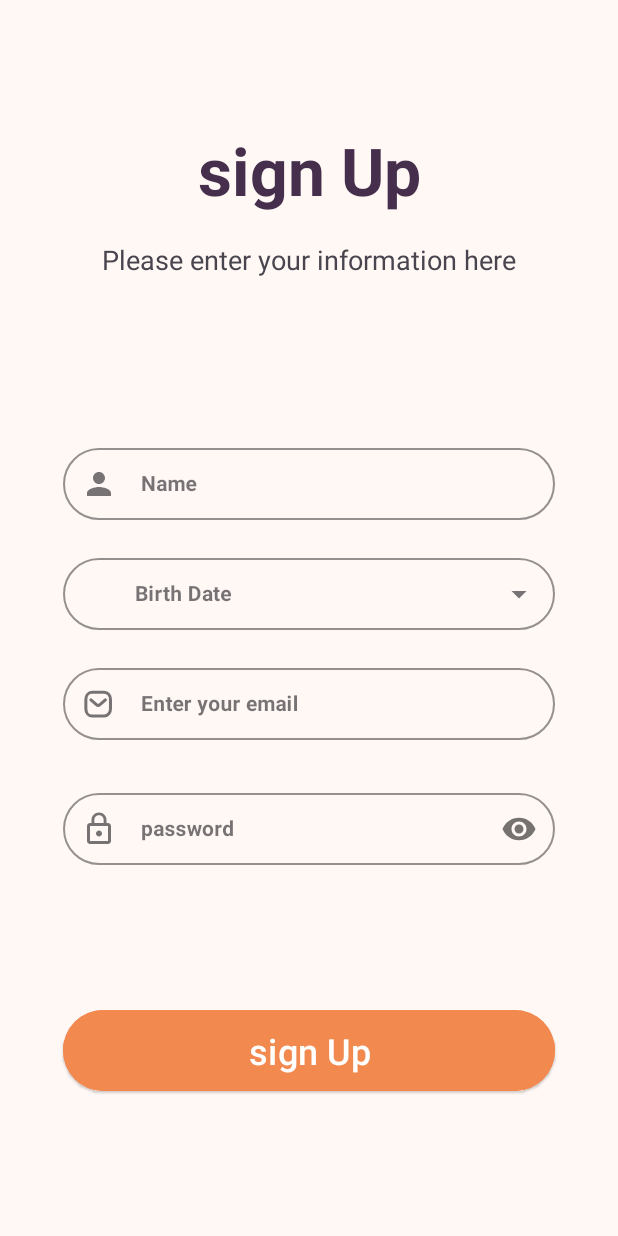
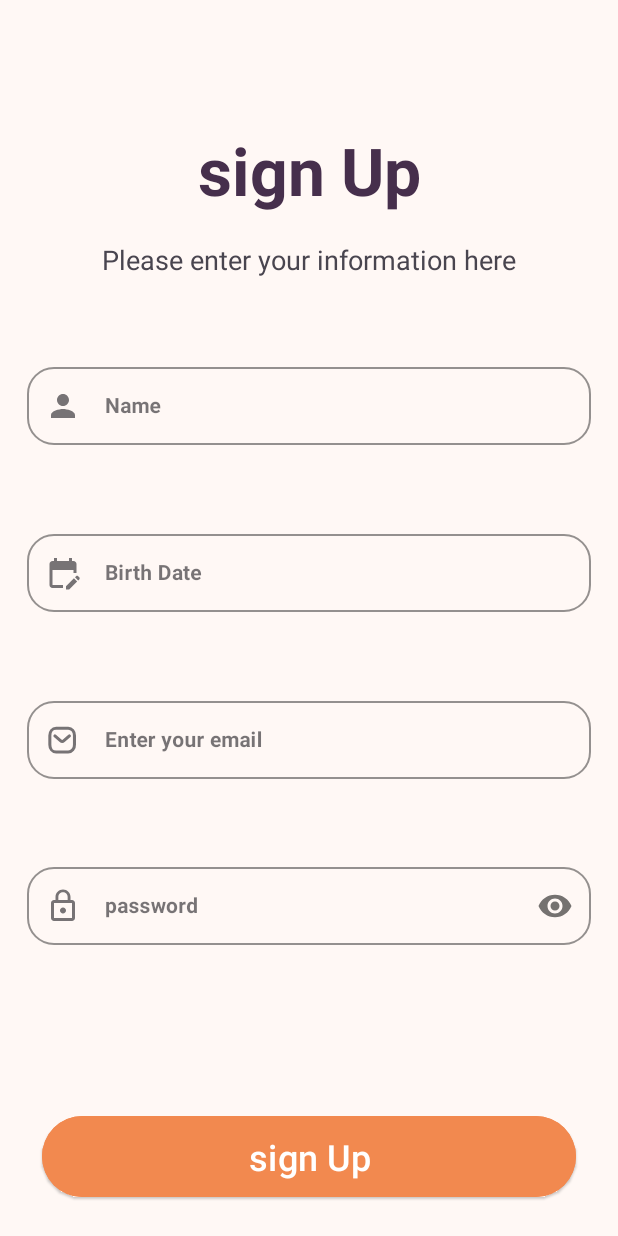
Before and after one commit to MoAwadeen/foodie, an Android app: the RegisterFragment screen opened through its navigation route, on a phone screen of 412 x 824 dp. Run offline under Robolectric (Android 15) with nearby library versions, the phone set to English and light mode, and no system bars; our stand-ins replace Room's generated code.

Commit message:
Date feature and update ui

```diff
--- /dev/null
+++ b/app/src/main/res/drawable/calendar_24.xml
@@ -0,0 +1,5 @@
+<vector xmlns:android="http://schemas.android.com/apk/res/android" android:height="24dp" android:tint="#000000" android:viewportHeight="24" android:viewportWidth="24" android:width="24dp">
+
+    <path android:fillColor="@android:color/white" android:pathData="M12,22H5c-1.11,0 -2,-0.9 -2,-2L3.01,6c0,-1.1 0.88,-2 1.99,-2h1V2h2v2h8V2h2v2h1c1.1,0 2,0.9 2,2v6h-2v-2H5v10h7V22zM22.13,16.99l0.71,-0.71c0.39,-0.39 0.39,-1.02 0,-1.41l-0.71,-0.71c-0.39,-0.39 -1.02,-0.39 -1.41,0l-0.71,0.71L22.13,16.99zM21.42,17.7l-5.3,5.3H14v-2.12l5.3,-5.3L21.42,17.7z"/>
+
+</vector>
--- a/app/src/main/res/layout/fragment_register.xml
+++ b/app/src/main/res/layout/fragment_register.xml
@@ -38,18 +38,21 @@
 
         android:layout_width="match_parent"
         android:layout_height="wrap_content"
-        android:layout_marginTop="108dp"
+        android:layout_marginStart="18dp"
+        android:layout_marginEnd="18dp"
+        android:layout_marginTop="32dp"
         android:hint="@string/name"
-        app:boxCornerRadiusBottomEnd="24dp"
-        app:boxCornerRadiusBottomStart="24dp"
-        app:boxCornerRadiusTopEnd="24dp"
-        app:boxCornerRadiusTopStart="24dp"
+        app:boxCornerRadiusBottomEnd="18dp"
+        app:boxCornerRadiusBottomStart="18dp"
+        app:boxCornerRadiusTopEnd="18dp"
+        app:boxCornerRadiusTopStart="18dp"
         app:boxStrokeColor="@color/orange"
         app:hintEnabled="true"
 
         app:hintTextColor="@color/purple"
         app:layout_constraintEnd_toEndOf="parent"
         app:layout_constraintStart_toStartOf="parent"
+        app:layout_constraintBottom_toTopOf="@id/dateInput"
         app:layout_constraintTop_toBottomOf="@id/signUpSubtitle"
 
         app:startIconCheckable="false"
@@ -58,11 +61,10 @@
         <com.google.android.material.textfield.TextInputEditText
             android:id="@+id/nameInputEditText"
             android:layout_width="match_parent"
-            android:layout_height="wrap_content"
-            android:layout_marginStart="42dp"
-            android:layout_marginEnd="42dp"
+            android:layout_height="52dp"
+
             android:inputType="textEmailAddress"
-            android:paddingStart="48dp"
+            android:paddingStart="40dp"
             android:textSize="14sp"
             android:textStyle="bold" />
     </com.google.android.material.textfield.TextInputLayout>
@@ -72,34 +74,31 @@
         style="@style/Widget.MaterialComponents.TextInputLayout.OutlinedBox.Dense"
         android:layout_width="match_parent"
         android:layout_height="wrap_content"
-        android:layout_marginTop="20dp"
+        android:layout_marginTop="32dp"
+        android:layout_marginStart="18dp"
+        android:layout_marginEnd="18dp"
         android:hint="@string/birth_date"
-        app:boxCornerRadiusBottomEnd="24dp"
-        app:boxCornerRadiusBottomStart="24dp"
-        app:boxCornerRadiusTopEnd="24dp"
-        app:boxCornerRadiusTopStart="24dp"
+        app:boxCornerRadiusBottomEnd="18dp"
+        app:boxCornerRadiusBottomStart="18dp"
+        app:boxCornerRadiusTopEnd="18dp"
+        app:boxCornerRadiusTopStart="18dp"
         app:boxStrokeColor="@color/orange"
-        app:endIconDrawable="@drawable/arrow"
-
-        app:endIconMode="custom"
+        app:startIconDrawable="@drawable/calendar_24"
+    app:startIconCheckable="false"
     app:hintEnabled="true"
     app:hintTextColor="@color/purple"
-
     app:layout_constraintEnd_toEndOf="parent"
+    app:layout_constraintBottom_toTopOf="@id/emailInput"
     app:layout_constraintStart_toStartOf="parent"
     app:layout_constraintTop_toBottomOf="@id/nameInput">
 
     <com.google.android.material.textfield.TextInputEditText
         android:id="@+id/dateInputEditText"
         android:layout_width="match_parent"
-            android:layout_height="wrap_content"
-            android:layout_marginStart="42dp"
-            android:layout_marginEnd="42dp"
+        android:layout_height="52dp"
         android:inputType="date"
-            android:paddingStart="48dp"
-
+        android:paddingStart="40dp"
         android:textSize="14sp"
-
         android:textStyle="bold" />
 </com.google.android.material.textfield.TextInputLayout>
 
@@ -108,18 +107,21 @@
         style="@style/Widget.MaterialComponents.TextInputLayout.OutlinedBox.Dense"
         android:layout_width="match_parent"
         android:layout_height="wrap_content"
-        android:layout_marginTop="20dp"
+        android:layout_marginTop="32dp"
         android:hint="@string/enter_your_email_hint"
-        app:boxCornerRadiusBottomEnd="24dp"
-        app:boxCornerRadiusBottomStart="24dp"
-        app:boxCornerRadiusTopEnd="24dp"
-        app:boxCornerRadiusTopStart="24dp"
+        android:layout_marginStart="18dp"
+        android:layout_marginEnd="18dp"
+        app:boxCornerRadiusBottomEnd="18dp"
+        app:boxCornerRadiusBottomStart="18dp"
+        app:boxCornerRadiusTopEnd="18dp"
+        app:boxCornerRadiusTopStart="18dp"
         app:boxStrokeColor="@color/orange"
         app:hintEnabled="true"
 
         app:hintTextColor="@color/purple"
         app:layout_constraintEnd_toEndOf="parent"
         app:layout_constraintStart_toStartOf="parent"
+        app:layout_constraintBottom_toTopOf="@id/passwordInput"
 
         app:layout_constraintTop_toBottomOf="@id/dateInput"
         app:startIconDrawable="@drawable/message">
@@ -127,9 +129,8 @@
         <com.google.android.material.textfield.TextInputEditText
             android:id="@+id/emailInputEditText"
             android:layout_width="match_parent"
-            android:layout_height="wrap_content"
-            android:layout_marginStart="42dp"
-            android:layout_marginEnd="42dp"
+            android:layout_height="52dp"
+
             android:inputType="textEmailAddress"
             android:paddingStart="48dp"
             android:textSize="14sp"
@@ -141,12 +142,14 @@
         style="@style/Widget.MaterialComponents.TextInputLayout.OutlinedBox.Dense"
         android:layout_width="match_parent"
         android:layout_height="wrap_content"
-        android:layout_marginTop="30dp"
+        android:layout_marginTop="32dp"
+        android:layout_marginStart="18dp"
+        android:layout_marginEnd="18dp"
         android:hint="@string/password_hint"
-        app:boxCornerRadiusBottomEnd="24dp"
-        app:boxCornerRadiusBottomStart="24dp"
-        app:boxCornerRadiusTopEnd="24dp"
-        app:boxCornerRadiusTopStart="24dp"
+        app:boxCornerRadiusBottomEnd="18dp"
+        app:boxCornerRadiusBottomStart="18dp"
+        app:boxCornerRadiusTopEnd="18dp"
+        app:boxCornerRadiusTopStart="18dp"
         app:boxStrokeColor="@color/orange"
 
         app:hintEnabled="true"
@@ -154,6 +157,7 @@
         app:layout_constraintEnd_toEndOf="parent"
         app:layout_constraintStart_toStartOf="parent"
         app:layout_constraintTop_toBottomOf="@id/emailInput"
+        app:layout_constraintBottom_toTopOf="@id/signUpButton"
         app:passwordToggleEnabled="true"
         app:startIconCheckable="false"
         app:startIconDrawable="@drawable/lock">
@@ -161,9 +165,8 @@
         <com.google.android.material.textfield.TextInputEditText
             android:id="@+id/passwordInputEditText"
             android:layout_width="match_parent"
-            android:layout_height="wrap_content"
-            android:layout_marginStart="42dp"
-            android:layout_marginEnd="42dp"
+            android:layout_height="52dp"
+
             android:inputType="textPassword"
             android:paddingStart="48dp"
             android:textSize="14sp"
@@ -176,8 +179,9 @@
         style="@style/orange_Button"
         android:layout_width="match_parent"
         android:layout_height="62dp"
-        android:layout_marginStart="42dp"
-        android:layout_marginEnd="42dp"
+        android:layout_marginTop="88dp"
+        android:layout_marginStart="28dp"
+        android:layout_marginEnd="28dp"
         android:text="@string/intro_sign_Up"
         android:textSize="24sp"
         app:layout_constraintBottom_toBottomOf="parent"
--- a/app/src/main/res/navigation/auth_nav_graph.xml
+++ b/app/src/main/res/navigation/auth_nav_graph.xml
@@ -25,11 +25,11 @@
         android:label="fragment_login"
         tools:layout="@layout/fragment_login" >
         <action
+            android:id="@+id/action_loginFragment_to_registerFragment"
+            app:destination="@id/registerFragment" />
+        <action
             android:id="@+id/action_loginFragment_to_homeFragment2"
             app:destination="@id/homeFragment2" />
-        <action
-            android:id="@+id/action_loginFragment_to_registerFragment"
-            app:destination="@id/registerFragment" />
     </fragment>
 
 
@@ -44,7 +44,6 @@
             android:id="@+id/action_registerFragment_to_homeFragment2"
             app:destination="@id/homeFragment2" />
     </fragment>
-
     <fragment
         android:id="@+id/homeFragment2"
         android:name="iti.project.foodie.ui.recipe.HomeFragment"
```
Also changed, not shown: app/src/main/java/iti/project/foodie/ui/auth/RegisterFragment.kt (+44 -11 lines), app/src/main/res/layout/fragment_intro.xml (+4 -4 lines), app/src/main/res/layout/fragment_login.xml (+20 -18 lines). Lines whose indentation alone changed are shown as unchanged.
